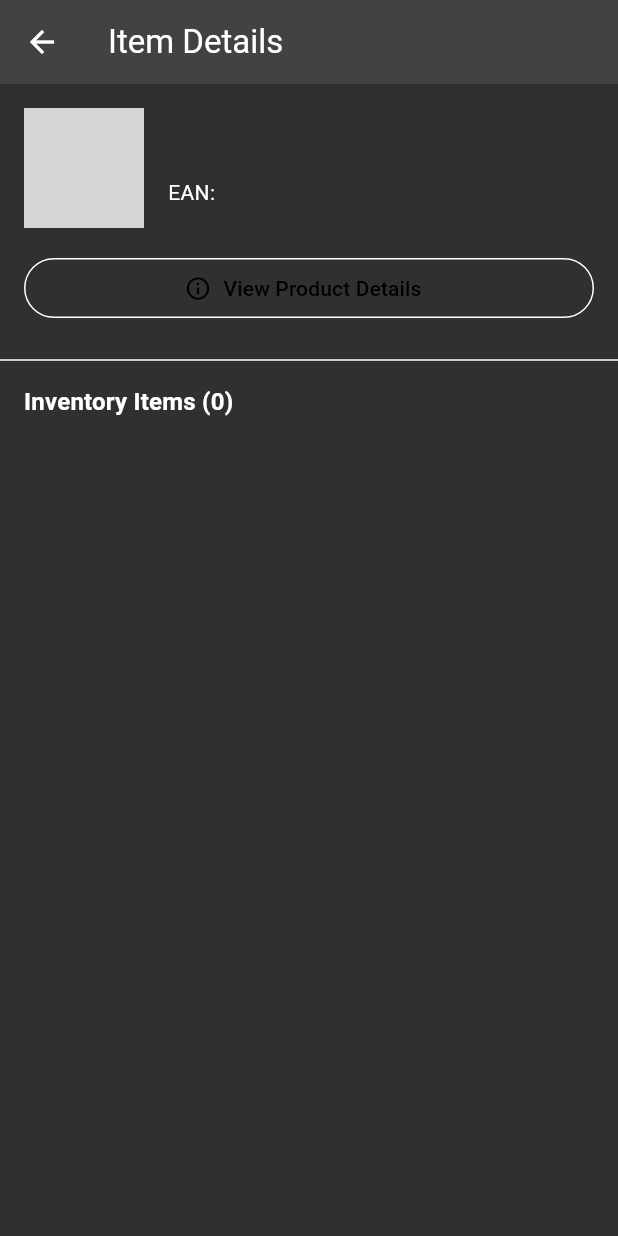
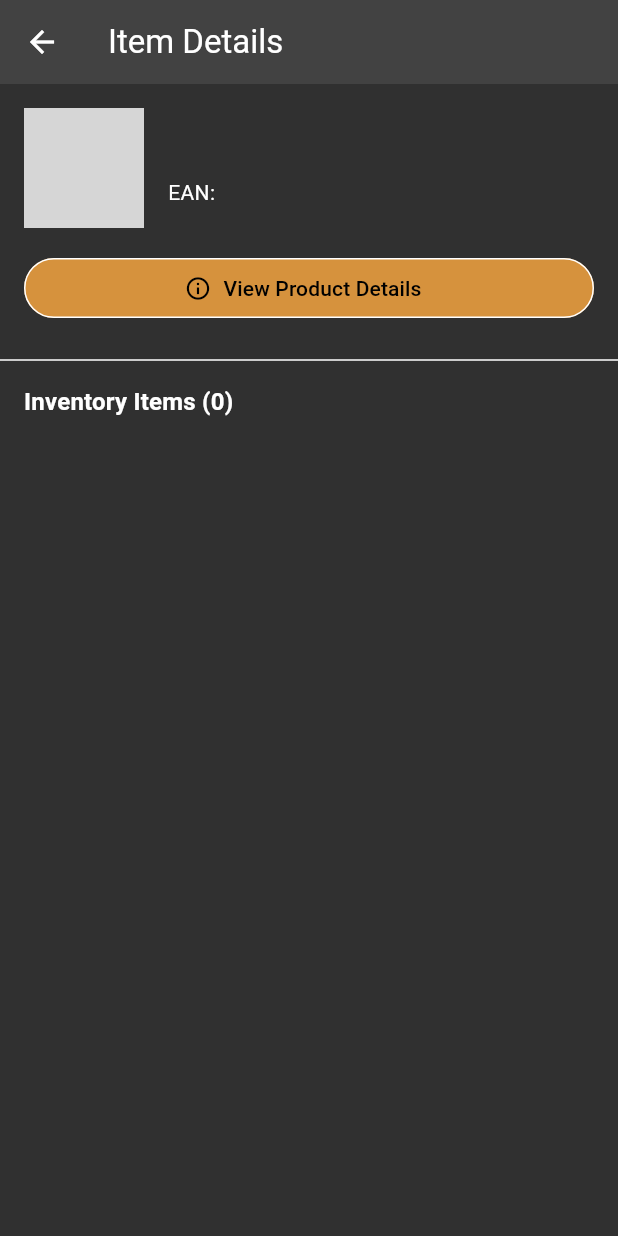
Before and after one commit to inoventory-org/inoventory-app, a Flutter app: the ItemDetailRoute screen opened directly with empty values, on a phone screen of 412 x 824 dp. Run offline on Flutter 3.47's test engine with Material 3 defaults, Android fonts, the phone set to English and light mode, and no system bars; our stand-ins replace dio, firebase_core, firebase_messaging, flutter_dotenv, flutter_local_notifications, flutter_secure_storage and 3 more; missing offline and left inert: mobile_scanner, openfoodfacts, supabase_auth_ui; accounts and stored records are empty; network calls fail; grey boxes are pictures that could not be loaded.

Commit message:
feat: add secondary background color to product details button

```diff
--- a/lib/inventory/items/routes/item_detail_route.dart
+++ b/lib/inventory/items/routes/item_detail_route.dart
@@ -173,6 +173,7 @@ class _ItemDetailRouteState extends State<ItemDetailRoute> {
               icon: const Icon(Icons.info_outline),
               label: const Text("View Product Details"),
               style: OutlinedButton.styleFrom(
+                backgroundColor: Theme.of(context).colorScheme.secondary.withOpacity(0.8),
                 minimumSize: const Size.fromHeight(40),
               ),
             ),
```
